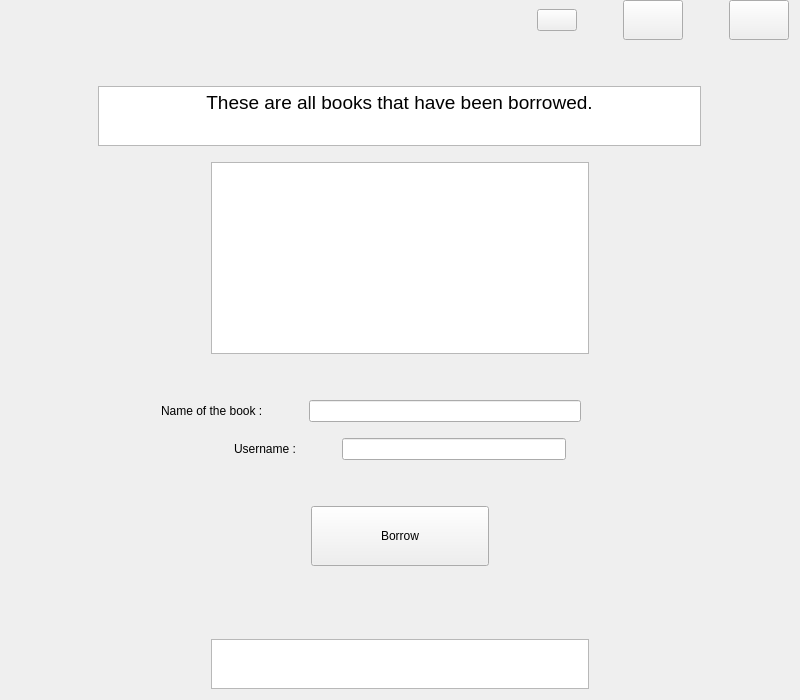
First picture: the form in Project/borrow.ui, repository AminNaghiyan/uiap92_project, before the edit.
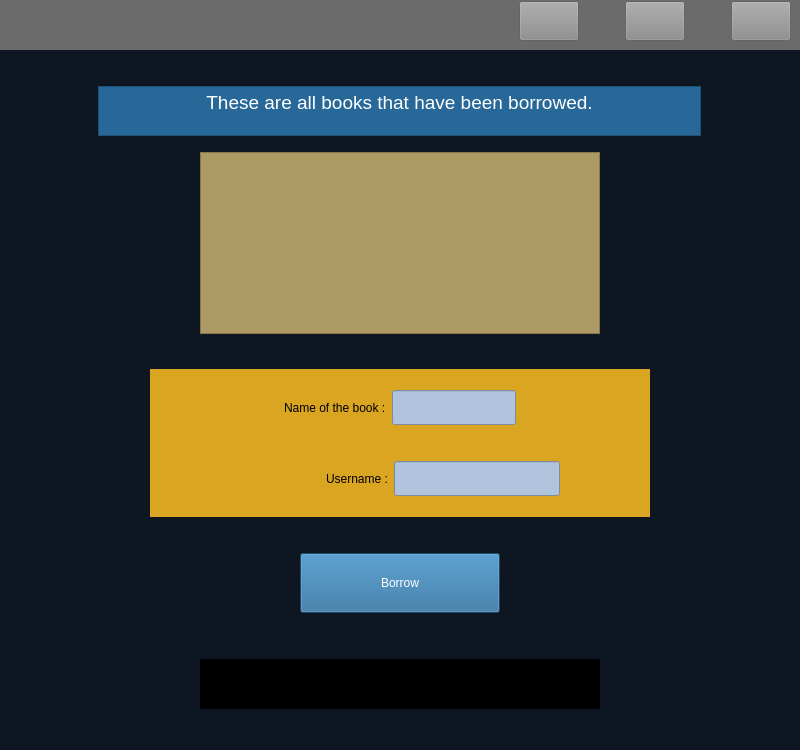
Second picture: the form after the edit. Icons and pictures are not drawn.

Commit message: Design final appearance of page Borrow

Patch:
```diff
--- a/Project/borrow.ui
+++ b/Project/borrow.ui
@@ -7,25 +7,117 @@
     <x>0</x>
     <y>0</y>
     <width>800</width>
-    <height>700</height>
+    <height>750</height>
    </rect>
   </property>
   <property name="windowTitle">
    <string>Form</string>
   </property>
+  <property name="styleSheet">
+   <string notr="true">#borrow
+{
+background-color : rgb(14, 22, 33)
+}
+
+#top
+{
+background-color : rgb(107, 107, 107)
+}
+
+#back::hover
+{
+	background-color: rgb(206, 206, 206);
+}
+
+#back
+{
+background-color : rgb(140, 140, 140) ;
+border-color: rgb(0, 0, 0);
+}
+#close
+{
+background-color : rgb(140, 140, 140) ;
+}
+
+#close::hover
+{
+background-color : red 
+}
+
+#reload::hover
+{
+	background-color: rgb(206, 206, 206);
+}
+
+#reload
+{
+background-color : rgb(140, 140, 140) ;
+border-color: rgb(0, 0, 0);
+}
+
+#specification
+{
+	background-color: rgb(218, 165, 32);
+}
+#bookname
+{
+	color: rgb(79, 59, 33);
+background-color : rgb(176, 196, 222)
+}
+
+#username
+{
+background-color : rgb(176, 196, 222) ;
+color: rgb(79, 59, 33);
+}
+
+#textBrowser_2
+{
+	color: rgb(255, 255, 255);
+	background-color: rgb(39, 104, 153);
+}
+
+#borrow_2
+{
+    color: rgb(255, 255, 255);
+	background-color: rgb(39, 104, 153);
+}
+
+#textBrowser_3
+{
+	background-color: rgb(0, 0, 0);
+	color: rgb(178, 34, 34);
+	font: 10pt &quot;MS Shell Dlg 2&quot;;
+}
+
+#textBrowser
+{
+    font: 10pt &quot;MS Shell Dlg 2&quot;;
+	background-color: rgb(174, 154, 100);
+	color: rgb(29, 29, 27);
+}
+</string>
+  </property>
   <layout class="QVBoxLayout" name="verticalLayout">
+   <property name="leftMargin">
+    <number>0</number>
+   </property>
    <property name="topMargin">
     <number>0</number>
    </property>
+   <property name="rightMargin">
+    <number>0</number>
+   </property>
    <item>
     <layout class="QVBoxLayout" name="verticalLayout_2">
      <property name="bottomMargin">
       <number>0</number>
      </property>
      <item>
+      <widget class="QWidget" name="top" native="true">
       <layout class="QHBoxLayout" name="horizontalLayout">
        <property name="topMargin">
-        <number>0</number>
+         <number>1</number>
        </property>
        <item>
         <spacer name="horizontalSpacer">
@@ -42,6 +134,12 @@
        </item>
        <item>
         <widget class="QPushButton" name="back">
+          <property name="minimumSize">
+           <size>
+            <width>60</width>
+            <height>40</height>
+           </size>
+          </property>
          <property name="text">
           <string/>
          </property>
@@ -51,8 +149,8 @@
          </property>
          <property name="iconSize">
           <size>
-           <width>40</width>
-           <height>40</height>
+            <width>23</width>
+            <height>23</height>
           </size>
          </property>
         </widget>
@@ -90,8 +188,8 @@
          </property>
          <property name="iconSize">
           <size>
-           <width>40</width>
-           <height>40</height>
+            <width>23</width>
+            <height>23</height>
           </size>
          </property>
         </widget>
@@ -135,13 +233,14 @@
          </property>
          <property name="iconSize">
           <size>
-           <width>40</width>
-           <height>40</height>
+            <width>23</width>
+            <height>23</height>
           </size>
          </property>
         </widget>
        </item>
       </layout>
+      </widget>
      </item>
      <item>
       <spacer name="verticalSpacer_2">
@@ -149,7 +248,7 @@
         <enum>Qt::Vertical</enum>
        </property>
        <property name="sizeType">
-        <enum>QSizePolicy::Fixed</enum>
+        <enum>QSizePolicy::Expanding</enum>
        </property>
        <property name="sizeHint" stdset="0">
         <size>
@@ -276,7 +375,7 @@
           <string>&lt;!DOCTYPE HTML PUBLIC &quot;-//W3C//DTD HTML 4.0//EN&quot; &quot;http://www.w3.org/TR/REC-html40/strict.dtd&quot;&gt;
 &lt;html&gt;&lt;head&gt;&lt;meta name=&quot;qrichtext&quot; content=&quot;1&quot; /&gt;&lt;style type=&quot;text/css&quot;&gt;
 p, li { white-space: pre-wrap; }
-&lt;/style&gt;&lt;/head&gt;&lt;body style=&quot; font-family:'MS Shell Dlg 2'; font-size:8.05594pt; font-weight:400; font-style:normal;&quot;&gt;
+&lt;/style&gt;&lt;/head&gt;&lt;body style=&quot; font-family:'MS Shell Dlg 2'; font-size:10pt; font-weight:400; font-style:normal;&quot;&gt;
 &lt;p align=&quot;center&quot; style=&quot;-qt-paragraph-type:empty; margin-top:0px; margin-bottom:0px; margin-left:0px; margin-right:0px; -qt-block-indent:0; text-indent:0px; font-size:8.05594pt;&quot;&gt;&lt;br /&gt;&lt;/p&gt;&lt;/body&gt;&lt;/html&gt;</string>
          </property>
         </widget>
@@ -305,7 +404,7 @@
         <enum>Qt::Vertical</enum>
        </property>
        <property name="sizeType">
-        <enum>QSizePolicy::Fixed</enum>
+        <enum>QSizePolicy::Expanding</enum>
        </property>
        <property name="sizeHint" stdset="0">
         <size>
@@ -316,20 +415,18 @@
       </spacer>
      </item>
      <item>
-      <layout class="QVBoxLayout" name="verticalLayout_3">
-       <property name="topMargin">
+      <layout class="QHBoxLayout" name="horizontalLayout_8">
+       <property name="leftMargin">
         <number>0</number>
        </property>
-       <property name="bottomMargin">
-        <number>10</number>
-       </property>
-       <item>
-        <layout class="QHBoxLayout" name="horizontalLayout_4">
          <property name="topMargin">
           <number>0</number>
          </property>
+       <property name="rightMargin">
+        <number>0</number>
+       </property>
          <item>
-          <spacer name="horizontalSpacer_7">
+        <spacer name="horizontalSpacer_18">
            <property name="orientation">
             <enum>Qt::Horizontal</enum>
            </property>
@@ -339,6 +436,52 @@
            <property name="sizeHint" stdset="0">
             <size>
              <width>150</width>
+           <height>20</height>
+          </size>
+         </property>
+        </spacer>
+       </item>
+       <item>
+        <widget class="QWidget" name="specification" native="true">
+         <layout class="QVBoxLayout" name="verticalLayout_4">
+          <property name="topMargin">
+           <number>1</number>
+          </property>
+          <property name="bottomMargin">
+           <number>1</number>
+          </property>
+          <item>
+           <spacer name="verticalSpacer">
+            <property name="orientation">
+             <enum>Qt::Vertical</enum>
+            </property>
+            <property name="sizeType">
+             <enum>QSizePolicy::Fixed</enum>
+            </property>
+            <property name="sizeHint" stdset="0">
+             <size>
+              <width>20</width>
+              <height>20</height>
+             </size>
+            </property>
+           </spacer>
+          </item>
+          <item>
+           <layout class="QHBoxLayout" name="horizontalLayout_9">
+            <property name="topMargin">
+             <number>0</number>
+            </property>
+            <item>
+             <spacer name="horizontalSpacer_20">
+              <property name="orientation">
+               <enum>Qt::Horizontal</enum>
+              </property>
+              <property name="sizeType">
+               <enum>QSizePolicy::Expanding</enum>
+              </property>
+              <property name="sizeHint" stdset="0">
+               <size>
+                <width>92</width>
              <height>20</height>
             </size>
            </property>
@@ -352,35 +495,32 @@
           </widget>
          </item>
          <item>
-          <spacer name="horizontalSpacer_9">
-           <property name="orientation">
-            <enum>Qt::Horizontal</enum>
-           </property>
-           <property name="sizeType">
-            <enum>QSizePolicy::Fixed</enum>
-           </property>
-           <property name="sizeHint" stdset="0">
+             <widget class="QLineEdit" name="bookname">
+              <property name="minimumSize">
+               <size>
+                <width>0</width>
+                <height>35</height>
+               </size>
+              </property>
+              <property name="maximumSize">
             <size>
-             <width>40</width>
-             <height>20</height>
-            </size>
-           </property>
-          </spacer>
+                <width>16777215</width>
+                <height>35</height>
+               </size>
+              </property>
+             </widget>
          </item>
          <item>
-          <widget class="QLineEdit" name="bookname"/>
-         </item>
-         <item>
-          <spacer name="horizontalSpacer_8">
+             <spacer name="horizontalSpacer_21">
            <property name="orientation">
             <enum>Qt::Horizontal</enum>
            </property>
            <property name="sizeType">
-            <enum>QSizePolicy::Fixed</enum>
+               <enum>QSizePolicy::Expanding</enum>
            </property>
            <property name="sizeHint" stdset="0">
             <size>
-             <width>208</width>
+                <width>97</width>
              <height>20</height>
             </size>
            </property>
@@ -389,34 +529,34 @@
         </layout>
        </item>
        <item>
-        <spacer name="verticalSpacer_6">
+           <spacer name="verticalSpacer_10">
          <property name="orientation">
           <enum>Qt::Vertical</enum>
          </property>
-         <property name="sizeType">
-          <enum>QSizePolicy::Fixed</enum>
-         </property>
          <property name="sizeHint" stdset="0">
           <size>
            <width>20</width>
-           <height>10</height>
+              <height>40</height>
           </size>
          </property>
         </spacer>
        </item>
        <item>
-        <layout class="QHBoxLayout" name="horizontalLayout_5">
+           <layout class="QHBoxLayout" name="horizontalLayout_4">
          <property name="topMargin">
           <number>0</number>
          </property>
          <item>
-          <spacer name="horizontalSpacer_11">
+             <spacer name="horizontalSpacer_7">
            <property name="orientation">
             <enum>Qt::Horizontal</enum>
            </property>
+              <property name="sizeType">
+               <enum>QSizePolicy::Expanding</enum>
+              </property>
            <property name="sizeHint" stdset="0">
             <size>
-             <width>40</width>
+                <width>144</width>
              <height>20</height>
             </size>
            </property>
@@ -430,7 +570,23 @@
           </widget>
          </item>
          <item>
-          <spacer name="horizontalSpacer_13">
+             <widget class="QLineEdit" name="username">
+              <property name="minimumSize">
+               <size>
+                <width>0</width>
+                <height>35</height>
+               </size>
+              </property>
+              <property name="maximumSize">
+               <size>
+                <width>16777215</width>
+                <height>35</height>
+               </size>
+              </property>
+             </widget>
+            </item>
+            <item>
+             <spacer name="horizontalSpacer_8">
            <property name="orientation">
             <enum>Qt::Horizontal</enum>
            </property>
@@ -439,23 +595,44 @@
            </property>
            <property name="sizeHint" stdset="0">
             <size>
-             <width>40</width>
+                <width>81</width>
              <height>20</height>
             </size>
            </property>
           </spacer>
          </item>
+           </layout>
+          </item>
          <item>
-          <widget class="QLineEdit" name="username"/>
-         </item>
+           <spacer name="verticalSpacer_6">
+            <property name="orientation">
+             <enum>Qt::Vertical</enum>
+            </property>
+            <property name="sizeType">
+             <enum>QSizePolicy::Fixed</enum>
+            </property>
+            <property name="sizeHint" stdset="0">
+             <size>
+              <width>20</width>
+              <height>20</height>
+             </size>
+            </property>
+           </spacer>
+          </item>
+         </layout>
+        </widget>
+       </item>
          <item>
-          <spacer name="horizontalSpacer_12">
+        <spacer name="horizontalSpacer_19">
            <property name="orientation">
             <enum>Qt::Horizontal</enum>
            </property>
+         <property name="sizeType">
+          <enum>QSizePolicy::Fixed</enum>
+         </property>
            <property name="sizeHint" stdset="0">
             <size>
-             <width>40</width>
+           <width>150</width>
              <height>20</height>
             </size>
            </property>
@@ -464,7 +641,7 @@
         </layout>
        </item>
        <item>
-        <spacer name="verticalSpacer_5">
+      <spacer name="verticalSpacer_9">
          <property name="orientation">
           <enum>Qt::Vertical</enum>
          </property>
@@ -476,6 +653,14 @@
          </property>
         </spacer>
        </item>
+     <item>
+      <layout class="QVBoxLayout" name="verticalLayout_3">
+       <property name="topMargin">
+        <number>0</number>
+       </property>
+       <property name="bottomMargin">
+        <number>10</number>
+       </property>
        <item>
         <layout class="QHBoxLayout" name="horizontalLayout_7">
          <property name="topMargin">
@@ -594,7 +779,7 @@
           <string>&lt;!DOCTYPE HTML PUBLIC &quot;-//W3C//DTD HTML 4.0//EN&quot; &quot;http://www.w3.org/TR/REC-html40/strict.dtd&quot;&gt;
 &lt;html&gt;&lt;head&gt;&lt;meta name=&quot;qrichtext&quot; content=&quot;1&quot; /&gt;&lt;style type=&quot;text/css&quot;&gt;
 p, li { white-space: pre-wrap; }
-&lt;/style&gt;&lt;/head&gt;&lt;body style=&quot; font-family:'MS Shell Dlg 2'; font-size:8.05594pt; font-weight:400; font-style:normal;&quot;&gt;
+&lt;/style&gt;&lt;/head&gt;&lt;body style=&quot; font-family:'MS Shell Dlg 2'; font-size:10pt; font-weight:400; font-style:normal;&quot;&gt;
 &lt;p align=&quot;center&quot; style=&quot;-qt-paragraph-type:empty; margin-top:0px; margin-bottom:0px; margin-left:0px; margin-right:0px; -qt-block-indent:0; text-indent:0px; font-size:8.05594pt;&quot;&gt;&lt;br /&gt;&lt;/p&gt;&lt;/body&gt;&lt;/html&gt;</string>
          </property>
         </widget>
@@ -617,6 +802,19 @@
        </item>
       </layout>
      </item>
+     <item>
+      <spacer name="verticalSpacer_5">
+       <property name="orientation">
+        <enum>Qt::Vertical</enum>
+       </property>
+       <property name="sizeHint" stdset="0">
+        <size>
+         <width>20</width>
+         <height>40</height>
+        </size>
+       </property>
+      </spacer>
+     </item>
     </layout>
    </item>
   </layout>
```
Lines whose indentation alone changed are shown as unchanged. The commit also changes 7 other files.
